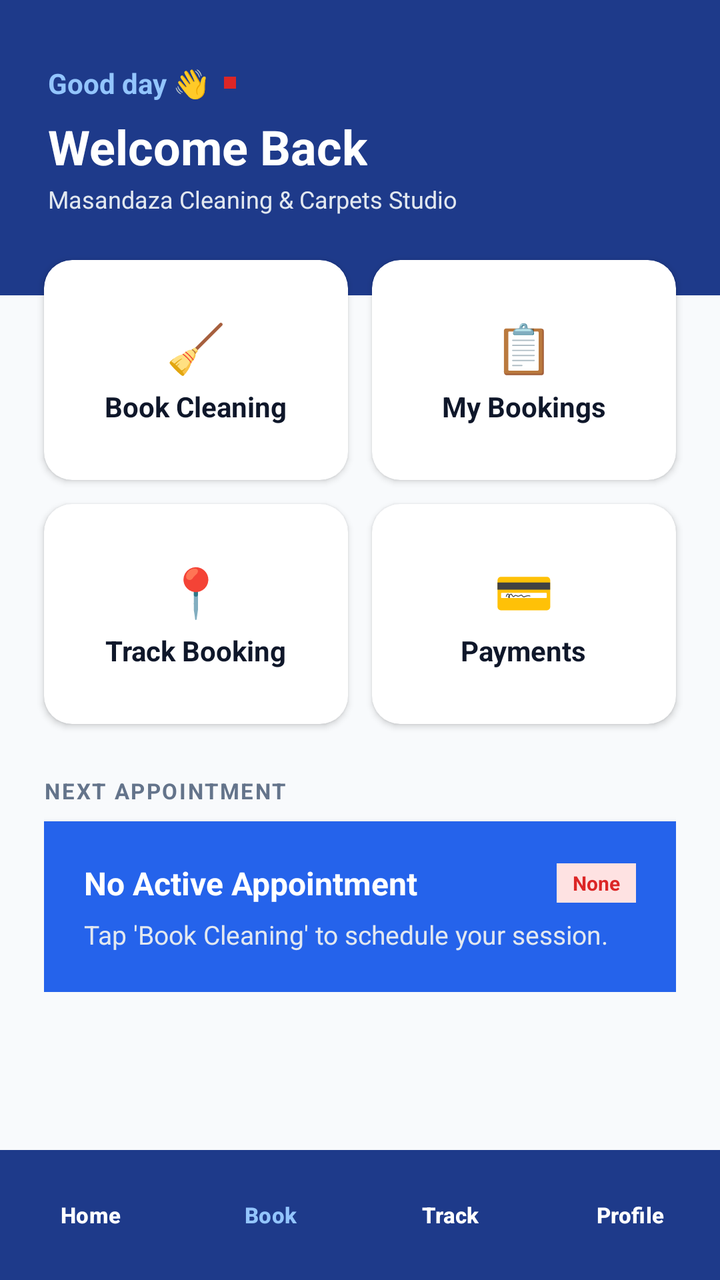
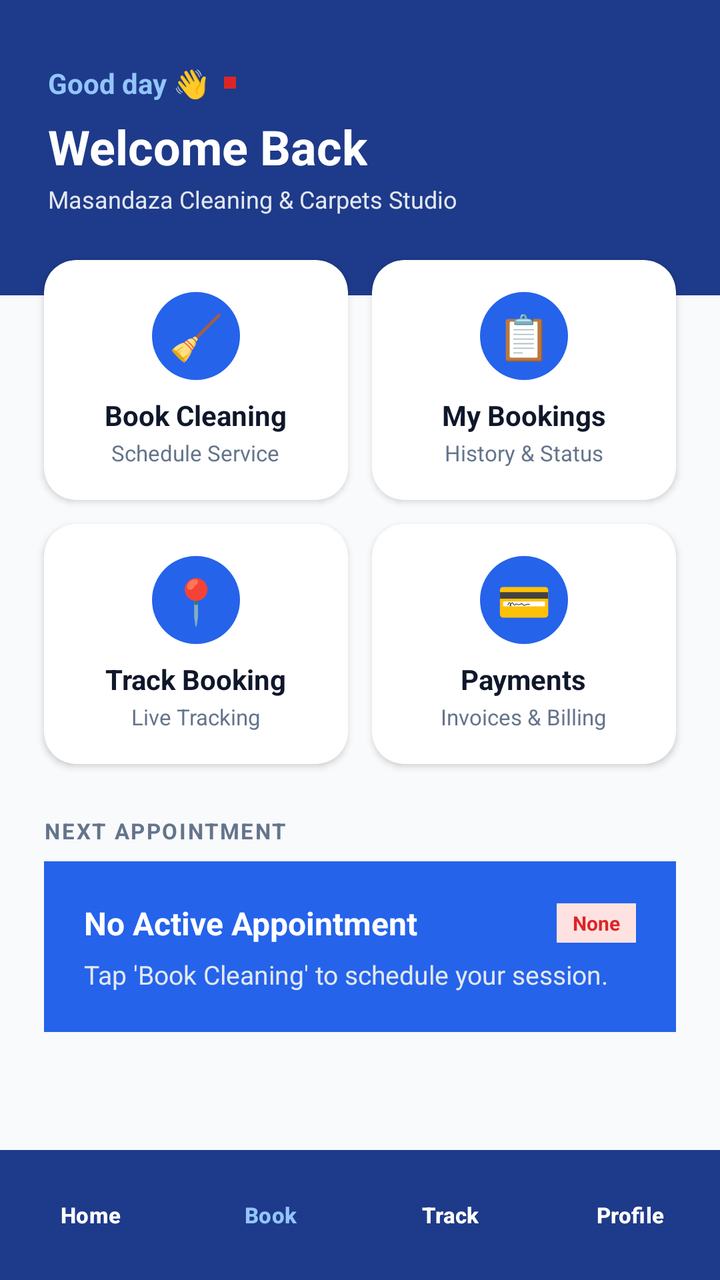

Before-and-after screenshots of an Android layout around one commit, followed by the original layout XML and the change that was made.
<!-- AndroidManifest.xml: application theme Theme.Masandaza -->
<!-- res/layout/activity_dashboard.xml -->
<?xml version="1.0" encoding="utf-8"?>
<RelativeLayout xmlns:android="http://schemas.android.com/apk/res/android"
    android:layout_width="match_parent"
    android:layout_height="match_parent"
    android:background="#F8FAFC">

    <ScrollView
        android:layout_width="match_parent"
        android:layout_height="match_parent"
        android:layout_above="@id/bottomNavContainer"
        android:clipToPadding="false"
        android:paddingBottom="90dp"
        android:fillViewport="true">

        <LinearLayout
            android:layout_width="match_parent"
            android:layout_height="wrap_content"
            android:orientation="vertical">

            
            <LinearLayout
                android:layout_width="match_parent"
                android:layout_height="wrap_content"
                android:orientation="vertical"
                android:background="#1E3A8A"
                android:paddingHorizontal="24dp"
                android:paddingTop="32dp"
                android:paddingBottom="40dp">

                <LinearLayout
                    android:layout_width="match_parent"
                    android:layout_height="wrap_content"
                    android:orientation="horizontal"
                    android:gravity="center_vertical"
                    android:layout_marginBottom="6dp">

                    <TextView
                        android:layout_width="wrap_content"
                        android:layout_height="wrap_content"
                        android:text="Good day 👋"
                        android:textColor="#93C5FD"
                        android:textSize="14sp"
                        android:textStyle="bold" />

                    <View
                        android:layout_width="6dp"
                        android:layout_height="6dp"
                        android:background="#DC2626"
                        android:layout_marginStart="8dp" />
                </LinearLayout>

                <TextView
                    android:id="@+id/tvCustomerWelcomeName"
                    android:layout_width="wrap_content"
                    android:layout_height="wrap_content"
                    android:text="Welcome Back"
                    android:textColor="#FFFFFF"
                    android:textSize="24sp"
                    android:textStyle="bold" />

                <TextView
                    android:layout_width="wrap_content"
                    android:layout_height="wrap_content"
                    android:text="Masandaza Cleaning &amp; Carpets Studio"
                    android:textColor="#E2E8F0"
                    android:textSize="12sp"
                    android:layout_marginTop="2dp" />
            </LinearLayout>

            
            <GridLayout
                android:layout_width="match_parent"
                android:layout_height="wrap_content"
                android:columnCount="2"
                android:rowCount="2"
                android:alignmentMode="alignMargins"
                android:columnOrderPreserved="false"
                android:paddingHorizontal="16dp"
                android:layout_marginTop="-24dp">

                
                <androidx.cardview.widget.CardView
                    android:id="@+id/cardBookCleaning"
                    android:layout_width="0dp"
                    android:layout_height="110dp"
                    android:layout_columnWeight="1"
                    android:layout_rowWeight="1"
                    android:layout_margin="6dp"
                    android:elevation="4dp"
                    app:cardCornerRadius="14dp"
                    app:cardBackgroundColor="#FFFFFF"
                    xmlns:app="http://schemas.android.com/apk/res-auto">
                    <LinearLayout
                        android:layout_width="match_parent"
                        android:layout_height="match_parent"
                        android:orientation="vertical"
                        android:gravity="center"
                        android:padding="12dp">
                        <TextView
                            android:layout_width="wrap_content"
                            android:layout_height="wrap_content"
                            android:text="🧹"
                            android:textSize="24sp"
                            android:layout_marginBottom="4dp"/>
                        <TextView
                            android:layout_width="wrap_content"
                            android:layout_height="wrap_content"
                            android:text="Book Cleaning"
                            android:textColor="#0F172A"
                            android:textSize="14sp"
                            android:textStyle="bold" />
                    </LinearLayout>
                </androidx.cardview.widget.CardView>

                
                <androidx.cardview.widget.CardView
                    android:id="@+id/cardMyBookings"
                    android:layout_width="0dp"
                    android:layout_height="110dp"
                    android:layout_columnWeight="1"
                    android:layout_rowWeight="1"
                    android:layout_margin="6dp"
                    android:elevation="4dp"
                    app:cardCornerRadius="14dp"
                    app:cardBackgroundColor="#FFFFFF"
                    xmlns:app="http://schemas.android.com/apk/res-auto">
                    <LinearLayout
                        android:layout_width="match_parent"
                        android:layout_height="match_parent"
                        android:orientation="vertical"
                        android:gravity="center"
                        android:padding="12dp">
                        <TextView
                            android:layout_width="wrap_content"
                            android:layout_height="wrap_content"
                            android:text="📋"
                            android:textSize="24sp"
                            android:layout_marginBottom="4dp"/>
                        <TextView
                            android:layout_width="wrap_content"
                            android:layout_height="wrap_content"
                            android:text="My Bookings"
                            android:textColor="#0F172A"
                            android:textSize="14sp"
                            android:textStyle="bold" />
                    </LinearLayout>
                </androidx.cardview.widget.CardView>

                
                <androidx.cardview.widget.CardView
                    android:id="@+id/cardTrackBooking"
                    android:layout_width="0dp"
                    android:layout_height="110dp"
                    android:layout_columnWeight="1"
                    android:layout_rowWeight="1"
                    android:layout_margin="6dp"
                    android:elevation="4dp"
                    app:cardCornerRadius="14dp"
                    app:cardBackgroundColor="#FFFFFF"
                    xmlns:app="http://schemas.android.com/apk/res-auto">
                    <LinearLayout
                        android:layout_width="match_parent"
                        android:layout_height="match_parent"
                        android:orientation="vertical"
                        android:gravity="center"
                        android:padding="12dp">
                        <TextView
                            android:layout_width="wrap_content"
                            android:layout_height="wrap_content"
                            android:text="📍"
                            android:textSize="24sp"
                            android:layout_marginBottom="4dp"/>
                        <TextView
                            android:layout_width="wrap_content"
                            android:layout_height="wrap_content"
                            android:text="Track Booking"
                            android:textColor="#0F172A"
                            android:textSize="14sp"
                            android:textStyle="bold" />
                    </LinearLayout>
                </androidx.cardview.widget.CardView>

                
                <androidx.cardview.widget.CardView
                    android:id="@+id/cardPayments"
                    android:layout_width="0dp"
                    android:layout_height="110dp"
                    android:layout_columnWeight="1"
                    android:layout_rowWeight="1"
                    android:layout_margin="6dp"
                    android:elevation="4dp"
                    app:cardCornerRadius="14dp"
                    app:cardBackgroundColor="#FFFFFF"
                    xmlns:app="http://schemas.android.com/apk/res-auto">
                    <LinearLayout
                        android:layout_width="match_parent"
                        android:layout_height="match_parent"
                        android:orientation="vertical"
                        android:gravity="center"
                        android:padding="12dp">
                        <TextView
                            android:layout_width="wrap_content"
                            android:layout_height="wrap_content"
                            android:text="💳"
                            android:textSize="24sp"
                            android:layout_marginBottom="4dp"/>
                        <TextView
                            android:layout_width="wrap_content"
                            android:layout_height="wrap_content"
                            android:text="Payments"
                            android:textColor="#0F172A"
                            android:textSize="14sp"
                            android:textStyle="bold" />
                    </LinearLayout>
                </androidx.cardview.widget.CardView>
            </GridLayout>

            
            <LinearLayout
                android:layout_width="match_parent"
                android:layout_height="wrap_content"
                android:orientation="vertical"
                android:paddingHorizontal="22dp"
                android:paddingTop="20dp">

                <TextView
                    android:layout_width="wrap_content"
                    android:layout_height="wrap_content"
                    android:text="NEXT APPOINTMENT"
                    android:textSize="11sp"
                    android:textStyle="bold"
                    android:textColor="#64748B"
                    android:letterSpacing="0.08"
                    android:layout_marginBottom="8dp" />

                <LinearLayout
                    android:layout_width="match_parent"
                    android:layout_height="wrap_content"
                    android:orientation="vertical"
                    android:background="#2563EB"
                    android:padding="20dp"
                    android:elevation="3dp">

                    <LinearLayout
                        android:layout_width="match_parent"
                        android:layout_height="wrap_content"
                        android:orientation="horizontal"
                        android:gravity="center_vertical"
                        android:layout_marginBottom="6dp">

                        <TextView
                            android:id="@+id/tvDashboardNextService"
                            android:layout_width="0dp"
                            android:layout_height="wrap_content"
                            android:layout_weight="1"
                            android:text="No Active Appointment"
                            android:textColor="#FFFFFF"
                            android:textSize="16sp"
                            android:textStyle="bold" />

                        <TextView
                            android:id="@+id/tvDashboardStatusBadge"
                            android:layout_width="wrap_content"
                            android:layout_height="wrap_content"
                            android:text="None"
                            android:textColor="#DC2626"
                            android:textSize="10sp"
                            android:textStyle="bold"
                            android:background="#FEE2E2"
                            android:paddingHorizontal="8dp"
                            android:paddingVertical="3dp" />
                    </LinearLayout>

                    <TextView
                        android:id="@+id/tvDashboardAppointmentDetails"
                        android:layout_width="match_parent"
                        android:layout_height="wrap_content"
                        android:text="Tap 'Book Cleaning' to schedule your session."
                        android:textColor="#E2E8F0"
                        android:textSize="13sp" />
                </LinearLayout>
            </LinearLayout>
        </LinearLayout>
    </ScrollView>

    
    <FrameLayout
        android:id="@+id/bottomNavContainer"
        android:layout_width="match_parent"
        android:layout_height="wrap_content"
        android:layout_alignParentBottom="true">
        <include layout="@layout/view_customer_bottom_nav" />
    </FrameLayout>
</RelativeLayout>
<!-- res/layout/view_customer_bottom_nav.xml (included above) -->
<?xml version="1.0" encoding="utf-8"?>
<LinearLayout xmlns:android="http://schemas.android.com/apk/res/android"
    android:layout_width="match_parent"
    android:layout_height="65dp"
    android:orientation="horizontal"
    android:background="#1E3A8A"
    android:elevation="12dp"
    android:gravity="center_vertical"
    android:weightSum="4">

    <Button
        android:id="@+id/navBtnHome"
        android:layout_width="0dp"
        android:layout_height="match_parent"
        android:layout_weight="1"
        android:text="Home"
        android:textColor="#FFFFFF"
        android:textSize="11sp"
        android:textStyle="bold"
        android:backgroundTint="@android:color/transparent" />

    <Button
        android:id="@+id/navBtnBook"
        android:layout_width="0dp"
        android:layout_height="match_parent"
        android:layout_weight="1"
        android:text="Book"
        android:textColor="#93C5FD"
        android:textSize="11sp"
        android:textStyle="bold"
        android:backgroundTint="@android:color/transparent" />

    <Button
        android:id="@+id/navBtnTrack"
        android:layout_width="0dp"
        android:layout_height="match_parent"
        android:layout_weight="1"
        android:text="Track"
        android:textColor="#FFFFFF"
        android:textSize="11sp"
        android:textStyle="bold"
        android:backgroundTint="@android:color/transparent" />

    <Button
        android:id="@+id/navBtnProfile"
        android:layout_width="0dp"
        android:layout_height="match_parent"
        android:layout_weight="1"
        android:text="Profile"
        android:textColor="#FFFFFF"
        android:textSize="11sp"
        android:textStyle="bold"
        android:backgroundTint="@android:color/transparent" />
</LinearLayout>
<!-- resources referenced by this layout -->
<resources>
  <style name="Theme.Masandaza" parent="Base.Theme.Masandaza" />
  <style name="Base.Theme.Masandaza" parent="Theme.Material3.DayNight.NoActionBar">
          
          
      </style>
</resources>

<!-- the commit's change to res/layout/activity_dashboard.xml (unified diff, before → after) -->
@@ -82,12 +82,15 @@
                 <androidx.cardview.widget.CardView
                     android:id="@+id/cardBookCleaning"
                     android:layout_width="0dp"
-                    android:layout_height="110dp"
+                    android:layout_height="120dp"
                     android:layout_columnWeight="1"
                     android:layout_rowWeight="1"
                     android:layout_margin="6dp"
-                    android:elevation="4dp"
-                    app:cardCornerRadius="14dp"
+                    android:elevation="6dp"
+                    android:foreground="?android:attr/selectableItemBackground"
+                    android:clickable="true"
+                    android:focusable="true"
+                    app:cardCornerRadius="16dp"
                     app:cardBackgroundColor="#FFFFFF"
                     xmlns:app="http://schemas.android.com/apk/res-auto">
                     <LinearLayout
@@ -95,13 +98,15 @@
                         android:layout_height="match_parent"
                         android:orientation="vertical"
                         android:gravity="center"
-                        android:padding="12dp">
-                        <TextView
-                            android:layout_width="wrap_content"
-                            android:layout_height="wrap_content"
+                        android:padding="14dp">
+                        <TextView
+                            android:layout_width="44dp"
+                            android:layout_height="44dp"
                             android:text="🧹"
-                            android:textSize="24sp"
-                            android:layout_marginBottom="4dp"/>
+                            android:textSize="22sp"
+                            android:gravity="center"
+                            android:background="@drawable/bg_circle_avatar"
+                            android:layout_marginBottom="8dp"/>
                         <TextView
                             android:layout_width="wrap_content"
                             android:layout_height="wrap_content"
@@ -109,6 +114,13 @@
                             android:textColor="#0F172A"
                             android:textSize="14sp"
                             android:textStyle="bold" />
+                        <TextView
+                            android:layout_width="wrap_content"
+                            android:layout_height="wrap_content"
+                            android:text="Schedule Service"
+                            android:textColor="#64748B"
+                            android:textSize="11sp"
+                            android:layout_marginTop="2dp"/>
                     </LinearLayout>
                 </androidx.cardview.widget.CardView>
 
@@ -116,12 +128,15 @@
                 <androidx.cardview.widget.CardView
                     android:id="@+id/cardMyBookings"
                     android:layout_width="0dp"
-                    android:layout_height="110dp"
+                    android:layout_height="120dp"
                     android:layout_columnWeight="1"
                     android:layout_rowWeight="1"
                     android:layout_margin="6dp"
-                    android:elevation="4dp"
-                    app:cardCornerRadius="14dp"
+                    android:elevation="6dp"
+                    android:foreground="?android:attr/selectableItemBackground"
+                    android:clickable="true"
+                    android:focusable="true"
+                    app:cardCornerRadius="16dp"
                     app:cardBackgroundColor="#FFFFFF"
                     xmlns:app="http://schemas.android.com/apk/res-auto">
                     <LinearLayout
@@ -129,13 +144,15 @@
                         android:layout_height="match_parent"
                         android:orientation="vertical"
                         android:gravity="center"
-                        android:padding="12dp">
-                        <TextView
-                            android:layout_width="wrap_content"
-                            android:layout_height="wrap_content"
+                        android:padding="14dp">
+                        <TextView
+                            android:layout_width="44dp"
+                            android:layout_height="44dp"
                             android:text="📋"
-                            android:textSize="24sp"
-                            android:layout_marginBottom="4dp"/>
+                            android:textSize="22sp"
+                            android:gravity="center"
+                            android:background="@drawable/bg_circle_avatar"
+                            android:layout_marginBottom="8dp"/>
                         <TextView
                             android:layout_width="wrap_content"
                             android:layout_height="wrap_content"
@@ -143,6 +160,14 @@
                             android:textColor="#0F172A"
                             android:textSize="14sp"
                             android:textStyle="bold" />
+                        <TextView
+                            android:id="@+id/tvDashboardMyBookingsSubtitle"
+                            android:layout_width="wrap_content"
+                            android:layout_height="wrap_content"
+                            android:text="History &amp; Status"
+                            android:textColor="#64748B"
+                            android:textSize="11sp"
+                            android:layout_marginTop="2dp"/>
                     </LinearLayout>
                 </androidx.cardview.widget.CardView>
 
@@ -150,12 +175,15 @@
                 <androidx.cardview.widget.CardView
                     android:id="@+id/cardTrackBooking"
                     android:layout_width="0dp"
-                    android:layout_height="110dp"
+                    android:layout_height="120dp"
                     android:layout_columnWeight="1"
                     android:layout_rowWeight="1"
                     android:layout_margin="6dp"
-                    android:elevation="4dp"
-                    app:cardCornerRadius="14dp"
+                    android:elevation="6dp"
+                    android:foreground="?android:attr/selectableItemBackground"
+                    android:clickable="true"
+                    android:focusable="true"
+                    app:cardCornerRadius="16dp"
                     app:cardBackgroundColor="#FFFFFF"
                     xmlns:app="http://schemas.android.com/apk/res-auto">
                     <LinearLayout
@@ -163,13 +191,15 @@
                         android:layout_height="match_parent"
                         android:orientation="vertical"
                         android:gravity="center"
-                        android:padding="12dp">
-                        <TextView
-                            android:layout_width="wrap_content"
-                            android:layout_height="wrap_content"
+                        android:padding="14dp">
+                        <TextView
+                            android:layout_width="44dp"
+                            android:layout_height="44dp"
                             android:text="📍"
-                            android:textSize="24sp"
-                            android:layout_marginBottom="4dp"/>
+                            android:textSize="22sp"
+                            android:gravity="center"
+                            android:background="@drawable/bg_circle_avatar"
+                            android:layout_marginBottom="8dp"/>
                         <TextView
                             android:layout_width="wrap_content"
                             android:layout_height="wrap_content"
@@ -177,6 +207,13 @@
                             android:textColor="#0F172A"
                             android:textSize="14sp"
                             android:textStyle="bold" />
+                        <TextView
+                            android:layout_width="wrap_content"
+                            android:layout_height="wrap_content"
+                            android:text="Live Tracking"
+                            android:textColor="#64748B"
+                            android:textSize="11sp"
+                            android:layout_marginTop="2dp"/>
                     </LinearLayout>
                 </androidx.cardview.widget.CardView>
 
@@ -184,12 +221,15 @@
                 <androidx.cardview.widget.CardView
                     android:id="@+id/cardPayments"
                     android:layout_width="0dp"
-                    android:layout_height="110dp"
+                    android:layout_height="120dp"
                     android:layout_columnWeight="1"
                     android:layout_rowWeight="1"
                     android:layout_margin="6dp"
-                    android:elevation="4dp"
-                    app:cardCornerRadius="14dp"
+                    android:elevation="6dp"
+                    android:foreground="?android:attr/selectableItemBackground"
+                    android:clickable="true"
+                    android:focusable="true"
+                    app:cardCornerRadius="16dp"
                     app:cardBackgroundColor="#FFFFFF"
                     xmlns:app="http://schemas.android.com/apk/res-auto">
                     <LinearLayout
@@ -197,13 +237,15 @@
                         android:layout_height="match_parent"
                         android:orientation="vertical"
                         android:gravity="center"
-                        android:padding="12dp">
-                        <TextView
-                            android:layout_width="wrap_content"
-                            android:layout_height="wrap_content"
+                        android:padding="14dp">
+                        <TextView
+                            android:layout_width="44dp"
+                            android:layout_height="44dp"
                             android:text="💳"
-                            android:textSize="24sp"
-                            android:layout_marginBottom="4dp"/>
+                            android:textSize="22sp"
+                            android:gravity="center"
+                            android:background="@drawable/bg_circle_avatar"
+                            android:layout_marginBottom="8dp"/>
                         <TextView
                             android:layout_width="wrap_content"
                             android:layout_height="wrap_content"
@@ -211,6 +253,13 @@
                             android:textColor="#0F172A"
                             android:textSize="14sp"
                             android:textStyle="bold" />
+                        <TextView
+                            android:layout_width="wrap_content"
+                            android:layout_height="wrap_content"
+                            android:text="Invoices &amp; Billing"
+                            android:textColor="#64748B"
+                            android:textSize="11sp"
+                            android:layout_marginTop="2dp"/>
                     </LinearLayout>
                 </androidx.cardview.widget.CardView>
             </GridLayout>
<!-- resource entries referenced after the edit -->
@@ -1,5 +1,11 @@
 <!-- resources referenced by this layout -->
 <resources>
+  <!-- drawable bg_circle_avatar (drawable) -->
+  <?xml version="1.0" encoding="utf-8"?>
+  <shape xmlns:android="http://schemas.android.com/apk/res/android"
+      android:shape="oval">
+      <solid android:color="#2563EB" /> 
+  </shape>
   <style name="Theme.Masandaza" parent="Base.Theme.Masandaza" />
   <style name="Base.Theme.Masandaza" parent="Theme.Material3.DayNight.NoActionBar">
           
